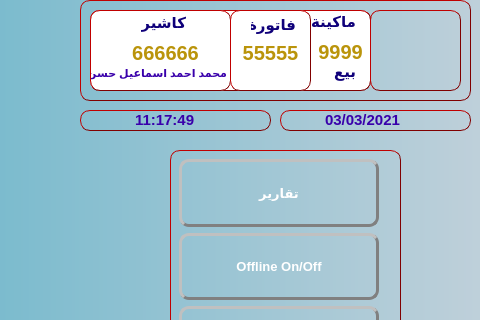
Hossam01/HyperPOS2020Front, file presentation/main_login_ui/AdminLogin.ui: the form before one commit; both pictures show x 800 to 1280 and y 0 to 320 of the 1280 by 685 pixel window.
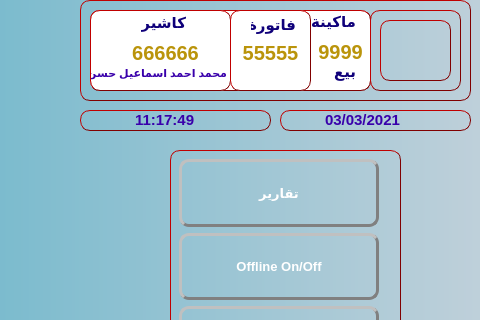
The form after the commit. Icons and pictures are not drawn.

The edit to the form file:
```diff
--- a/presentation/main_login_ui/AdminLogin.ui
+++ b/presentation/main_login_ui/AdminLogin.ui
@@ -901,6 +901,19 @@
     <property name="styleSheet">
      <string notr="true"> background-image: url(:/newPrefix/Pay.png) no-repeat;</string>
     </property>
+    <widget class="QLabel" name="label">
+     <property name="geometry">
+      <rect>
+       <x>10</x>
+       <y>10</y>
+       <width>71</width>
+       <height>61</height>
+      </rect>
+     </property>
+     <property name="text">
+      <string/>
+     </property>
+    </widget>
    </widget>
    <widget class="QWidget" name="widget_2" native="true">
     <property name="geometry">
```
